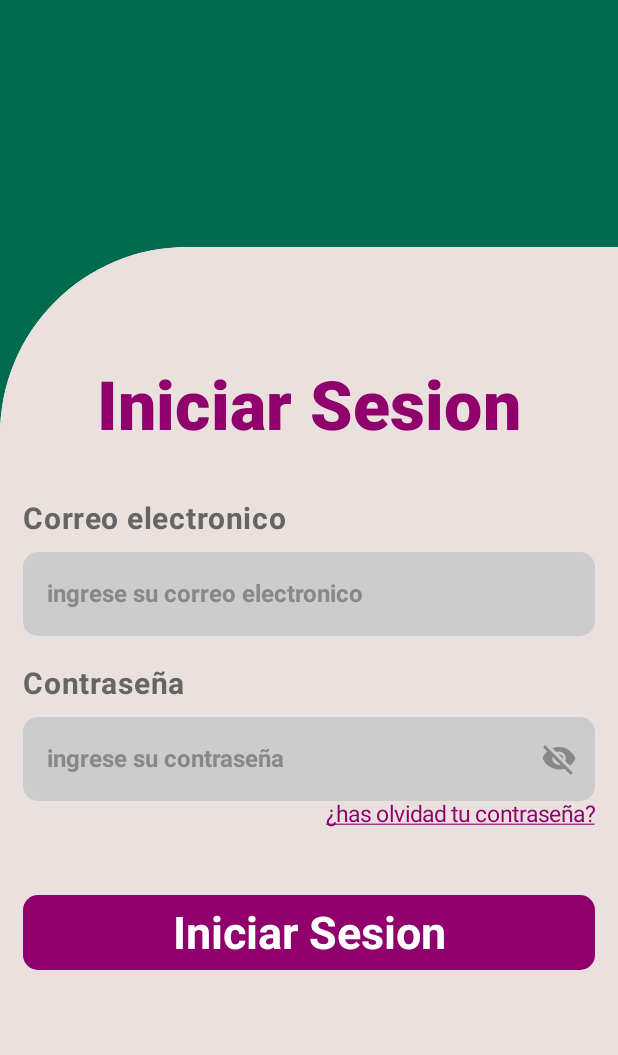
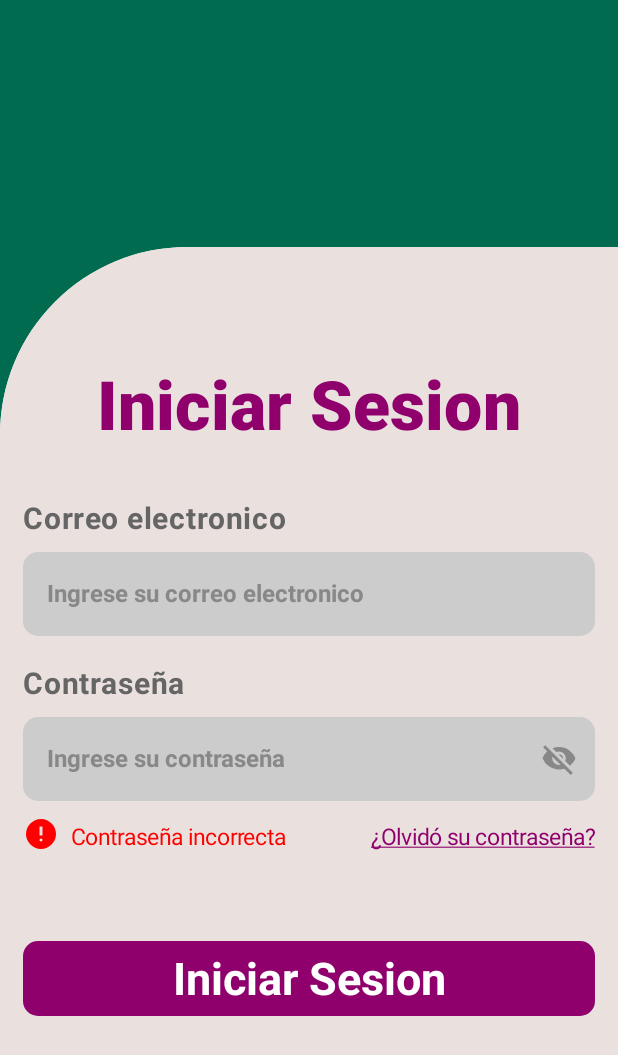
Before and after one commit to DanielCarrenoMar/Deco-AR, an Android app built with Jetpack Compose: the composable LoginScreen shown on its own in the app's theme, after a tap on "Iniciar Sesion", on a phone screen of 412 x 824 dp. Shown: the top 1055 px of the screen. Run offline under Robolectric (Android 15) with nearby library versions, the phone set to English and light mode, and no system bars; our stand-ins replace Dagger/Hilt's generated code.

Commit message:
fix: arreglo textos en el componente InputPasswordLogin

```diff
--- a/app/src/main/java/com/app/homear/ui/component/InputPasswordLogin.kt
+++ b/app/src/main/java/com/app/homear/ui/component/InputPasswordLogin.kt
@@ -128,7 +128,7 @@ fun InputPassword(
 
             // Mesajes adicionales
 
-            Box(modifier = Modifier.fillMaxWidth())
+            Box(modifier = Modifier.fillMaxWidth().padding(vertical = 10.dp))
             {
                 //texto Forgot Password
                 Text(
@@ -152,7 +152,7 @@ fun InputPassword(
                 if(triggerMessageError)
                 {
                     Row(
-                        modifier = Modifier.align(Alignment.CenterStart).padding(vertical = 10.dp),
+                        modifier = Modifier.align(Alignment.CenterStart),
                     )
                     {
                         Icon(
@@ -164,7 +164,7 @@ fun InputPassword(
                             modifier = Modifier.padding(vertical = 5.dp, horizontal = 8.dp),
                             text = messageError,
                             style = TextStyle(
-                                fontSize = 10.sp
+                                fontSize = 15.sp
                             ),
                             color = Color.Red
                         )
--- a/app/src/main/java/com/app/homear/ui/screens/login/LoginScreenBonito.kt
+++ b/app/src/main/java/com/app/homear/ui/screens/login/LoginScreenBonito.kt
@@ -80,17 +80,17 @@ fun LoginScreen()
                     InputData(
                         dataValue =  email, // Sincroniza el estado con la var
                         label =  "Correo electronico",
-                        placeHolder =  "ingrese su correo electronico"
+                        placeHolder =  "Ingrese su correo electronico"
                     )
 
                     //input Password
                     InputPassword(
                         dataValue =  password, // Sincroniza el estado con la var
                         label =  "Contraseña",
-                        placeHolder =  "ingrese su contraseña",
-                        messageError = "contraseña incorrecta",
+                        placeHolder =  "Ingrese su contraseña",
+                        messageError = "Contraseña incorrecta",
                         triggerMessageError = error,
-                        forgotPasswordMessage = "¿has olvidad tu contraseña?",
+                        forgotPasswordMessage = "¿Olvidó su contraseña?",
                         onClickForgotPassword = { Unit }
                     )
 
@@ -102,7 +102,7 @@ fun LoginScreen()
 
                             //si se quieren poner validaciones
                             //controla si se muestra el error
-                            //error = !error
+                            error = !error
 
                             //email.value tiene los valores que ingreso el usuario para el ViewModel
                             //Limpiar los Input
```
